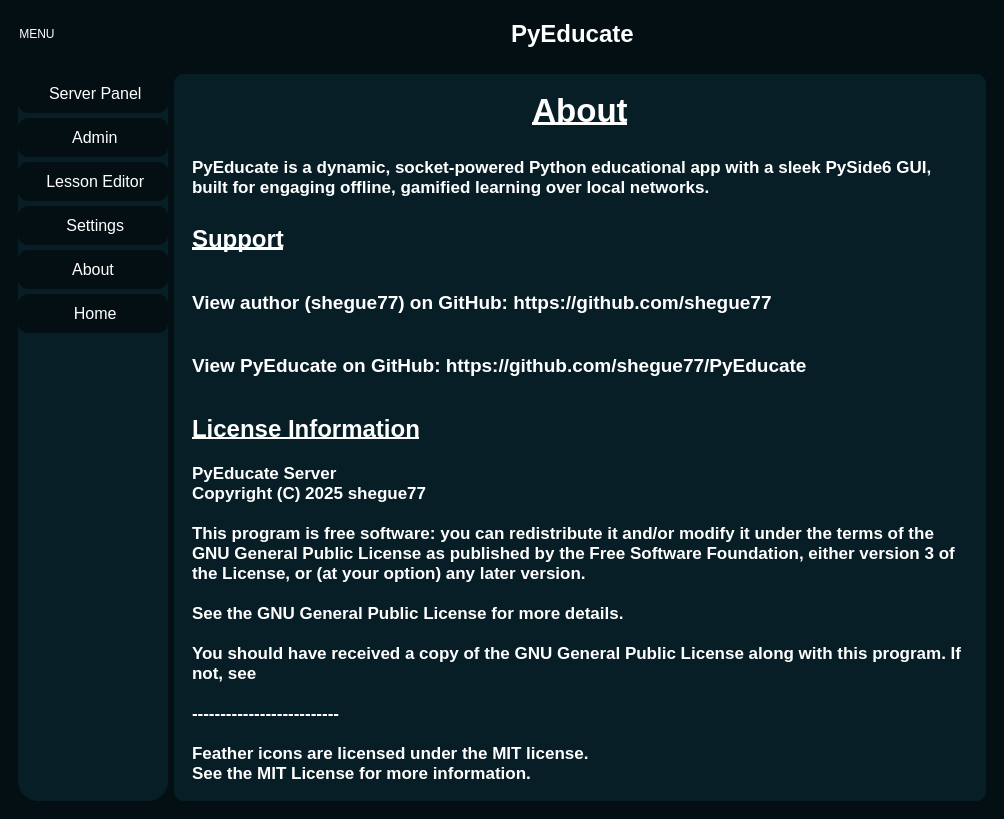
Before: the Qt Designer form gui/server/interface.ui in shegue77/PyEducate, drawn with Qt 5.
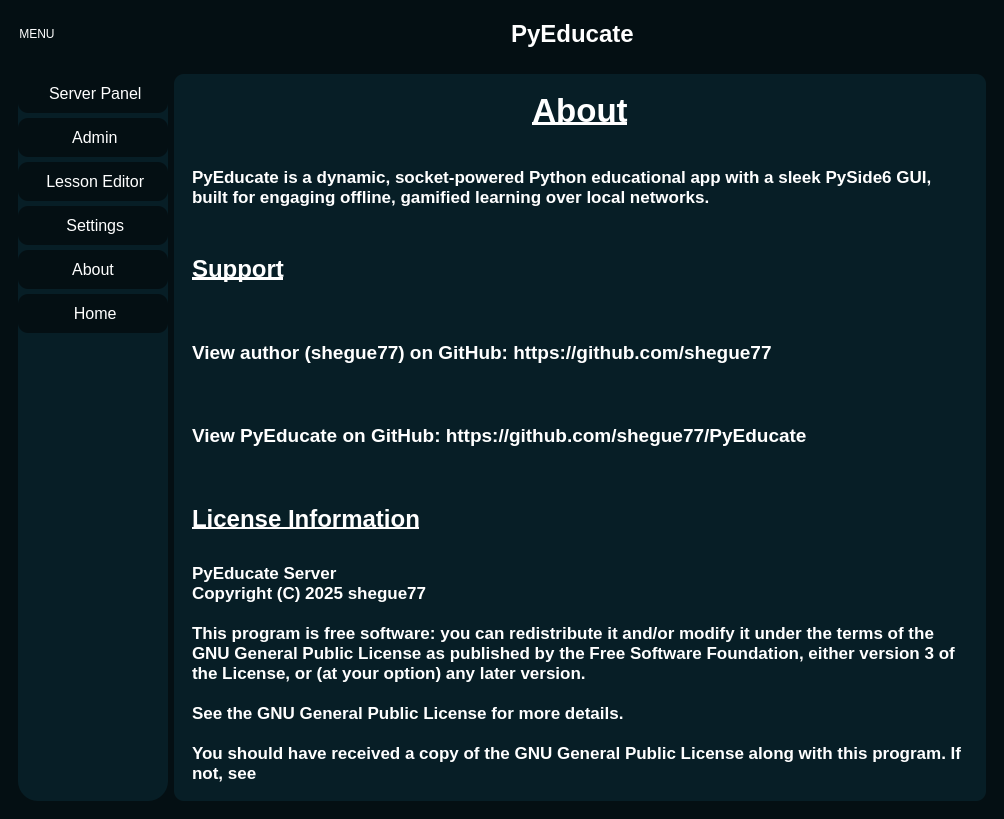
After: the same form once the commit is applied. Icons and pictures are not drawn.

What changed in the file:
```diff
--- a/gui/server/interface.ui
+++ b/gui/server/interface.ui
@@ -2158,12 +2158,7 @@
 
 See the GNU General Public License for more details.
 
-You should have received a copy of the GNU General Public License along with this program. If not, see &lt;https://www.gnu.org/licenses/&gt;
-
---------------------------
-
-Feather icons are licensed under the MIT license.
-See the MIT License for more information.</string>
+You should have received a copy of the GNU General Public License along with this program. If not, see &lt;https://www.gnu.org/licenses/&gt;</string>
                 </property>
                 <property name="wordWrap">
                  <bool>true</bool>
```
